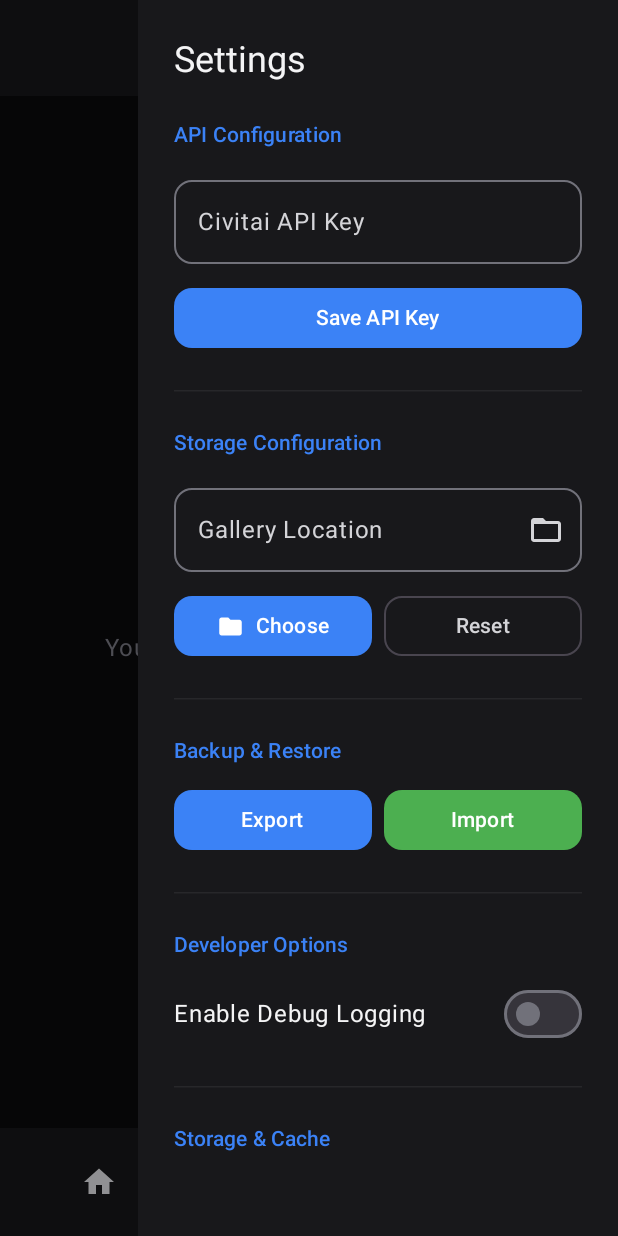
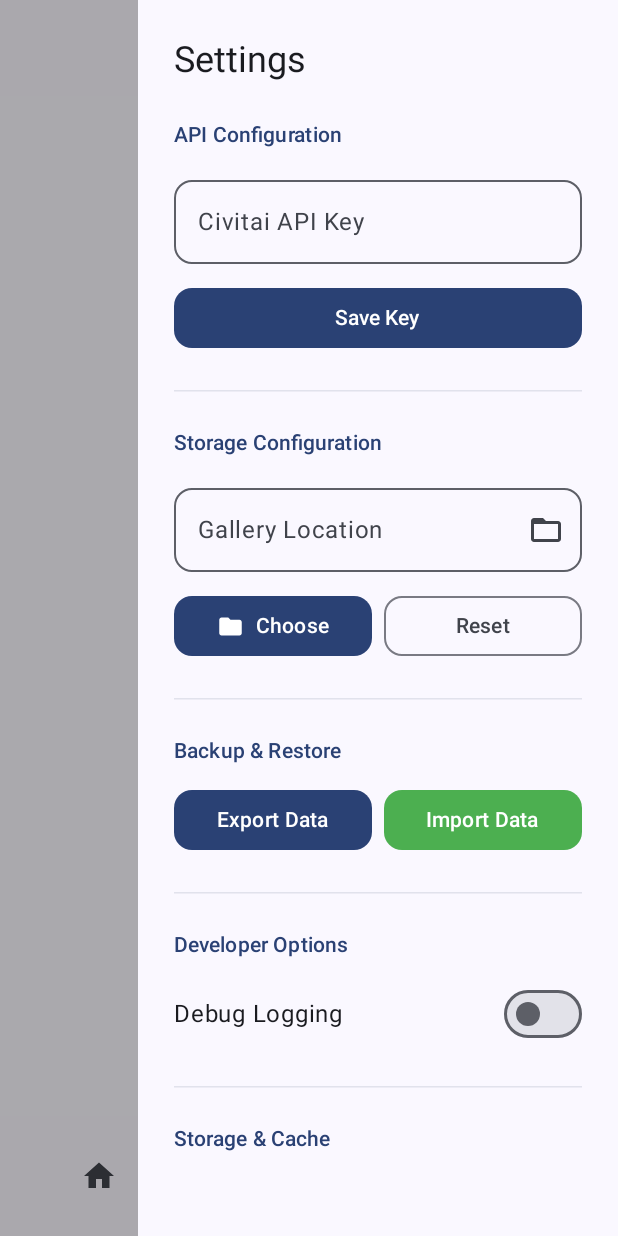
Before and after one commit to MOVZX/DumbAI, an Android app built with Jetpack Compose: the GalleryScreen screen opened through its navigation route, after a tap on "Settings", on a phone screen of 412 x 824 dp. Run offline under Robolectric (Android 15) with nearby library versions, the phone set to English and light mode, and no system bars; our stand-ins replace Dagger/Hilt's generated code, Shimmer; 4 statements that could not run were skipped.

Commit message:
Various Changes
- Enhance UI theming with dynamic colors and animations
- Optimize data import performance
- Refine API interceptor and string resources

Signed-off-by: MOVZX <movzx@yahoo.com>

```diff
--- a/app/src/main/kotlin/org/movzx/dumbai/MainActivity.kt
+++ b/app/src/main/kotlin/org/movzx/dumbai/MainActivity.kt
@@ -7,6 +7,7 @@ import androidx.activity.ComponentActivity
 import androidx.activity.compose.BackHandler
 import androidx.activity.compose.rememberLauncherForActivityResult
 import androidx.activity.compose.setContent
+import androidx.activity.enableEdgeToEdge
 import androidx.activity.result.contract.ActivityResultContracts
 import androidx.compose.animation.*
 import androidx.compose.animation.core.tween
@@ -45,6 +46,7 @@ class MainActivity : ComponentActivity() {
 
     override fun onCreate(savedInstanceState: Bundle?) {
         super.onCreate(savedInstanceState)
+        enableEdgeToEdge()
         setContent { DumbAITheme { MainScreen(imageLoader) } }
     }
 }
@@ -80,14 +82,14 @@ fun MainScreen(imageLoader: ImageLoader) {
     val favoritesUiState by favoritesViewModel.uiState.collectAsState()
     val settingsState by settingsViewModel.uiState.collectAsState()
 
-    LaunchedEffect(settingsViewModel.uiMessage) {
-        settingsViewModel.uiMessage.collect { resId ->
-            android.widget.Toast.makeText(
-                    context,
-                    context.getString(resId),
-                    android.widget.Toast.LENGTH_SHORT,
-                )
-                .show()
+    LaunchedEffect(settingsViewModel.exitEvent) {
+        settingsViewModel.exitEvent.collect {
+            val intent = context.packageManager.getLaunchIntentForPackage(context.packageName)
+
+            intent?.addFlags(Intent.FLAG_ACTIVITY_NEW_TASK or Intent.FLAG_ACTIVITY_CLEAR_TASK)
+            context.startActivity(intent)
+            (context as? Activity)?.finishAffinity()
+            Runtime.getRuntime().exit(0)
         }
     }
 
@@ -105,6 +107,50 @@ fun MainScreen(imageLoader: ImageLoader) {
     var favoritesRestored by remember { mutableStateOf(false) }
     var galleryRestored by remember { mutableStateOf(false) }
 
+    LaunchedEffect(settingsViewModel.uiMessage) {
+        settingsViewModel.uiMessage.collect { resId ->
+            android.widget.Toast.makeText(
+                    context,
+                    context.getString(resId),
+                    android.widget.Toast.LENGTH_SHORT,
+                )
+                .show()
+        }
+    }
+
+    LaunchedEffect(feedViewModel.uiMessage) {
+        feedViewModel.uiMessage.collect { resId ->
+            android.widget.Toast.makeText(
+                    context,
+                    context.getString(resId),
+                    android.widget.Toast.LENGTH_SHORT,
+                )
+                .show()
+        }
+    }
+
+    LaunchedEffect(favoritesViewModel.uiMessage) {
+        favoritesViewModel.uiMessage.collect { resId ->
+            android.widget.Toast.makeText(
+                    context,
+                    context.getString(resId),
+                    android.widget.Toast.LENGTH_SHORT,
+                )
+                .show()
+        }
+    }
+
+    LaunchedEffect(galleryViewModel.uiMessage) {
+        galleryViewModel.uiMessage.collect { resId ->
+            android.widget.Toast.makeText(
+                    context,
+                    context.getString(resId),
+                    android.widget.Toast.LENGTH_SHORT,
+                )
+                .show()
+        }
+    }
+
     val dirPickerLauncher =
         rememberLauncherForActivityResult(ActivityResultContracts.OpenDocumentTree()) { uri ->
             uri?.let {
@@ -121,7 +167,7 @@ fun MainScreen(imageLoader: ImageLoader) {
 
     val exportLauncher =
         rememberLauncherForActivityResult(
-            ActivityResultContracts.CreateDocument("application/json")
+            ActivityResultContracts.CreateDocument(context.getString(R.string.mime_json))
         ) { uri ->
             uri?.let { settingsViewModel.exportData(it) }
         }
@@ -229,8 +275,16 @@ fun MainScreen(imageLoader: ImageLoader) {
                                 onSaveApiKey = { settingsViewModel.updateApiKey(it) },
                                 onUpdateDownloadPath = { settingsViewModel.updateDownloadPath(it) },
                                 onPickDirectory = { dirPickerLauncher.launch(null) },
-                                onExport = { exportLauncher.launch("dumbai_backup.json") },
-                                onImport = { importLauncher.launch(arrayOf("application/json")) },
+                                onExport = {
+                                    exportLauncher.launch(
+                                        context.getString(R.string.backup_filename)
+                                    )
+                                },
+                                onImport = {
+                                    importLauncher.launch(
+                                        arrayOf(context.getString(R.string.mime_json))
+                                    )
+                                },
                                 onToggleDebug = { settingsViewModel.updateDebugEnabled(it) },
                             )
                         }
@@ -441,17 +495,6 @@ fun FeedScreen(
     val favViewModel: FavoritesViewModel = hiltViewModel(activity)
     val uiState by viewModel.uiState.collectAsState()
 
-    LaunchedEffect(viewModel.uiMessage) {
-        viewModel.uiMessage.collect { resId ->
-            android.widget.Toast.makeText(
-                    context,
-                    context.getString(resId),
-                    android.widget.Toast.LENGTH_SHORT,
-                )
-                .show()
-        }
-    }
-
     LaunchedEffect(gridState.firstVisibleItemIndex, gridState.firstVisibleItemScrollOffset) {
         viewModel.saveScrollPosition(
             uiState.type,
@@ -546,17 +589,6 @@ fun FavoritesScreen(
     val activity = context as ComponentActivity
     val viewModel: FavoritesViewModel = hiltViewModel(activity)
     val uiState by viewModel.uiState.collectAsState()
-
-    LaunchedEffect(viewModel.uiMessage) {
-        viewModel.uiMessage.collect { resId ->
-            android.widget.Toast.makeText(
-                    context,
-                    context.getString(resId),
-                    android.widget.Toast.LENGTH_SHORT,
-                )
-                .show()
-        }
-    }
 
     LaunchedEffect(gridState.firstVisibleItemIndex, gridState.firstVisibleItemScrollOffset) {
         viewModel.saveScrollPosition(
@@ -685,17 +717,6 @@ fun GalleryScreen(
         }
     }
 
-    LaunchedEffect(viewModel.uiMessage) {
-        viewModel.uiMessage.collect { resId ->
-            android.widget.Toast.makeText(
-                    context,
-                    context.getString(resId),
-                    android.widget.Toast.LENGTH_SHORT,
-                )
-                .show()
-        }
-    }
-
     LaunchedEffect(gridState.firstVisibleItemIndex, gridState.firstVisibleItemScrollOffset) {
         viewModel.saveScrollPosition(
             "gallery",
--- a/app/src/main/kotlin/org/movzx/dumbai/data/FavoriteImageDao.kt
+++ b/app/src/main/kotlin/org/movzx/dumbai/data/FavoriteImageDao.kt
@@ -15,6 +15,9 @@ interface FavoriteImageDao {
     @Insert(onConflict = OnConflictStrategy.REPLACE)
     suspend fun insertFavorite(image: FavoriteImage)
 
+    @Insert(onConflict = OnConflictStrategy.REPLACE)
+    suspend fun insertFavorites(images: List<FavoriteImage>)
+
     @Delete suspend fun deleteFavorite(image: FavoriteImage)
 
     @Query("SELECT EXISTS(SELECT 1 FROM favorite_images WHERE id = :id)")
--- a/app/src/main/kotlin/org/movzx/dumbai/data/FavoritesRepository.kt
+++ b/app/src/main/kotlin/org/movzx/dumbai/data/FavoritesRepository.kt
@@ -42,7 +42,7 @@ class FavoritesRepository(
         withContext(Dispatchers.IO) { favoriteImageDao.getAllFavoritesSync() }
 
     suspend fun importFavorites(favorites: List<FavoriteImage>) =
-        withContext(Dispatchers.IO) { favorites.forEach { favoriteImageDao.insertFavorite(it) } }
+        withContext(Dispatchers.IO) { favoriteImageDao.insertFavorites(favorites) }
 
     val favoriteIds: Flow<Set<Long>> = favoriteImageDao.getAllFavoriteIds().map { it.toSet() }
 
--- a/app/src/main/kotlin/org/movzx/dumbai/data/UserPreferencesRepository.kt
+++ b/app/src/main/kotlin/org/movzx/dumbai/data/UserPreferencesRepository.kt
@@ -246,8 +246,7 @@ class UserPreferencesRepository(private val context: Context) {
     suspend fun getInterceptorSettings() =
         context.dataStore.data
             .map { prefs ->
-                Triple(
-                    prefs[PreferencesKeys.NSFW] ?: "None",
+                Pair(
                     prefs[PreferencesKeys.API_KEY] ?: "",
                     prefs[PreferencesKeys.DEBUG_ENABLED] ?: false,
                 )
--- a/app/src/main/kotlin/org/movzx/dumbai/ui/components/AppFab.kt
+++ b/app/src/main/kotlin/org/movzx/dumbai/ui/components/AppFab.kt
@@ -1,5 +1,10 @@
 package org.movzx.dumbai.ui.components
 
+import androidx.compose.animation.AnimatedVisibility
+import androidx.compose.animation.fadeIn
+import androidx.compose.animation.fadeOut
+import androidx.compose.animation.scaleIn
+import androidx.compose.animation.scaleOut
 import androidx.compose.foundation.layout.*
 import androidx.compose.foundation.lazy.staggeredgrid.LazyStaggeredGridState
 import androidx.compose.material.icons.Icons
@@ -31,7 +36,11 @@ fun AppFab(
         horizontalAlignment = Alignment.End,
         modifier = Modifier.padding(bottom = 8.dp),
     ) {
-        if (showRefresh && !isLoading && !showScrollToTop) {
+        AnimatedVisibility(
+            visible = showRefresh && !isLoading && !showScrollToTop,
+            enter = scaleIn() + fadeIn(),
+            exit = scaleOut() + fadeOut(),
+        ) {
             FloatingActionButton(
                 onClick = onRefresh,
                 containerColor = MaterialTheme.colorScheme.primaryContainer,
@@ -41,7 +50,11 @@ fun AppFab(
             }
         }
 
-        if (showScrollToTop) {
+        AnimatedVisibility(
+            visible = showScrollToTop,
+            enter = scaleIn() + fadeIn(),
+            exit = scaleOut() + fadeOut(),
+        ) {
             FloatingActionButton(
                 onClick = { scope.launch { gridState.animateScrollToItem(0) } },
                 containerColor = MaterialTheme.colorScheme.secondaryContainer,
@@ -51,7 +64,11 @@ fun AppFab(
             }
         }
 
-        if (showScrollToBottom) {
+        AnimatedVisibility(
+            visible = showScrollToBottom,
+            enter = scaleIn() + fadeIn(),
+            exit = scaleOut() + fadeOut(),
+        ) {
             FloatingActionButton(
                 onClick = {
                     scope.launch {
@@ -65,7 +82,11 @@ fun AppFab(
             }
         }
 
-        if (hasMore && !isLoading && !showScrollToBottom) {
+        AnimatedVisibility(
+            visible = hasMore && !isLoading && !showScrollToBottom,
+            enter = scaleIn() + fadeIn(),
+            exit = scaleOut() + fadeOut(),
+        ) {
             FloatingActionButton(
                 onClick = onLoadMore,
                 containerColor = MaterialTheme.colorScheme.tertiaryContainer,
--- a/app/src/main/kotlin/org/movzx/dumbai/ui/components/MainBottomBar.kt
+++ b/app/src/main/kotlin/org/movzx/dumbai/ui/components/MainBottomBar.kt
@@ -21,8 +21,7 @@ fun MainBottomBar(currentRoute: String?, onNavigate: (String) -> Unit) {
         containerColor = MaterialTheme.colorScheme.surface.copy(alpha = 0.8f),
         tonalElevation = 0.dp,
         modifier =
-            Modifier.height(72.dp)
-                .windowInsetsPadding(WindowInsets.safeDrawing.only(WindowInsetsSides.Bottom)),
+            Modifier.windowInsetsPadding(WindowInsets.safeDrawing.only(WindowInsetsSides.Bottom)),
     ) {
         NavigationBarItem(
             selected = currentRoute == "feed",
--- a/app/src/main/kotlin/org/movzx/dumbai/ui/components/Shimmer.kt
+++ b/app/src/main/kotlin/org/movzx/dumbai/ui/components/Shimmer.kt
@@ -1,13 +1,13 @@
 package org.movzx.dumbai.ui.components
 
 import androidx.compose.animation.core.*
+import androidx.compose.material3.MaterialTheme
 import androidx.compose.runtime.getValue
 import androidx.compose.ui.Modifier
 import androidx.compose.ui.composed
 import androidx.compose.ui.draw.drawBehind
 import androidx.compose.ui.geometry.Offset
 import androidx.compose.ui.graphics.Brush
-import androidx.compose.ui.graphics.Color
 
 fun Modifier.shimmerBackground(): Modifier = composed {
     val transition = rememberInfiniteTransition(label = "shimmer")
@@ -23,11 +23,14 @@ fun Modifier.shimmerBackground(): Modifier = composed {
             label = "shimmer",
         )
 
+    val baseColor = MaterialTheme.colorScheme.surface
+    val highlightColor = MaterialTheme.colorScheme.surfaceVariant
+
     val shimmerColors =
         listOf(
-            Color(0xFF18181B).copy(alpha = 0.9f),
-            Color(0xFF27272A).copy(alpha = 0.4f),
-            Color(0xFF18181B).copy(alpha = 0.9f),
+            baseColor.copy(alpha = 0.9f),
+            highlightColor.copy(alpha = 0.4f),
+            baseColor.copy(alpha = 0.9f),
         )
 
     this.drawBehind {
--- a/app/src/main/kotlin/org/movzx/dumbai/ui/theme/Theme.kt
+++ b/app/src/main/kotlin/org/movzx/dumbai/ui/theme/Theme.kt
@@ -1,15 +1,24 @@
 package org.movzx.dumbai.ui.theme
 
+import android.os.Build
 import androidx.compose.foundation.isSystemInDarkTheme
 import androidx.compose.material3.MaterialTheme
 import androidx.compose.material3.darkColorScheme
+import androidx.compose.material3.dynamicDarkColorScheme
+import androidx.compose.material3.dynamicLightColorScheme
 import androidx.compose.runtime.Composable
+import androidx.compose.ui.platform.LocalContext
 import androidx.compose.ui.res.colorResource
 import org.movzx.dumbai.R
 
 @Composable
-fun DumbAITheme(darkTheme: Boolean = isSystemInDarkTheme(), content: @Composable () -> Unit) {
-    val darkColorScheme =
+fun DumbAITheme(
+    darkTheme: Boolean = isSystemInDarkTheme(),
+    dynamicColor: Boolean = true,
+    content: @Composable () -> Unit,
+) {
+    val context = LocalContext.current
+    val darkFallback =
         darkColorScheme(
             primary = colorResource(R.color.primary),
             onPrimary = colorResource(R.color.onPrimary),
@@ -32,5 +41,14 @@ fun DumbAITheme(darkTheme: Boolean = isSystemInDarkTheme(), content: @Composable
             outline = colorResource(R.color.outline),
         )
 
-    MaterialTheme(colorScheme = darkColorScheme, content = content)
+    val colorScheme =
+        when {
+            dynamicColor && Build.VERSION.SDK_INT >= Build.VERSION_CODES.S -> {
+                if (darkTheme) dynamicDarkColorScheme(context) else dynamicLightColorScheme(context)
+            }
+            darkTheme -> darkFallback
+            else -> darkFallback
+        }
+
+    MaterialTheme(colorScheme = colorScheme, content = content)
 }
--- a/app/src/main/kotlin/org/movzx/dumbai/util/Utils.kt
+++ b/app/src/main/kotlin/org/movzx/dumbai/util/Utils.kt
@@ -3,6 +3,7 @@ package org.movzx.dumbai.util
 import androidx.compose.animation.core.animateFloatAsState
 import androidx.compose.animation.core.tween
 import androidx.compose.foundation.ScrollState
+import androidx.compose.material3.MaterialTheme
 import androidx.compose.runtime.getValue
 import androidx.compose.ui.Modifier
 import androidx.compose.ui.composed
@@ -16,11 +17,9 @@ import java.io.File
 import org.movzx.dumbai.model.CivitaiImage
 import org.movzx.dumbai.model.FavoriteImage
 
-fun Modifier.scrollbar(
-    state: ScrollState,
-    width: Dp = 4.dp,
-    color: Color = Color.Gray.copy(alpha = 0.5f),
-): Modifier = composed {
+fun Modifier.scrollbar(state: ScrollState, width: Dp = 4.dp, color: Color? = null): Modifier =
+    composed {
+        val barColor = color ?: MaterialTheme.colorScheme.outlineVariant.copy(alpha = 0.5f)
         val targetAlpha = if (state.isScrollInProgress) 1f else 0f
         val duration = if (state.isScrollInProgress) 150 else 500
 
@@ -40,7 +39,7 @@ fun Modifier.scrollbar(
             val barOffset = (state.value.toFloat() / totalHeight) * viewHeight
 
             drawRect(
-            color = color.copy(alpha = alpha * color.alpha),
+                color = barColor.copy(alpha = alpha * barColor.alpha),
                 topLeft = Offset(size.width - width.toPx(), barOffset),
                 size = Size(width.toPx(), barHeight),
             )
--- a/app/src/main/kotlin/org/movzx/dumbai/viewmodel/SettingsViewModel.kt
+++ b/app/src/main/kotlin/org/movzx/dumbai/viewmodel/SettingsViewModel.kt
@@ -85,8 +85,8 @@ constructor(
 
         val sizeStr =
             if (size > 1024 * 1024 * 1024)
-                String.format("%.2f GB", size.toDouble() / (1024 * 1024 * 1024))
-            else String.format("%.2f MB", size.toDouble() / (1024 * 1024))
+                context.getString(R.string.format_gb, size.toDouble() / (1024 * 1024 * 1024))
+            else context.getString(R.string.format_mb, size.toDouble() / (1024 * 1024))
 
         _uiState.update { it.copy(cacheSize = sizeStr) }
     }
--- a/app/src/main/res/values/colors.xml
+++ b/app/src/main/res/values/colors.xml
@@ -21,4 +21,6 @@
     <color name="onSurfaceVariant">#D4D4D8</color>
     <color name="outline">#71717A</color>
     <color name="success">#4CAF50</color>
+    <color name="pure_black">#000000</color>
+    <color name="pure_white">#FFFFFF</color>
 </resources>
--- a/app/src/main/res/values/strings.xml
+++ b/app/src/main/res/values/strings.xml
@@ -1,24 +1,26 @@
+<?xml version="1.0" encoding="utf-8"?>
+
 <resources>
-    <!-- Gemeral -->
+    <!-- General App Information -->
     <string name="app_name">DumbAI</string>
+
+    <!-- Navigation (Bottom Bar & Top Bar) -->
+    <string name="nav_feed">Feed</string>
+    <string name="nav_favorites">Likes</string>
+    <string name="nav_gallery">Gallery</string>
+
+    <!-- Sidebar Titles & Common Headers -->
+    <string name="display_options">Display Options</string>
+    <string name="filters">Filters</string>
     <string name="settings">Settings</string>
-    <string name="clear_cache">Clear Cache</string>
     <string name="nsfw">NSFW Level</string>
     <string name="sort">Sort By</string>
     <string name="period">Period</string>
     <string name="content_type">Content Type</string>
     <string name="tags">Tags</string>
+    <string name="clear_cache">Clear Cache</string>
 
-    <!-- Navigation -->
-    <string name="nav_feed">Feed</string>
-    <string name="nav_favorites">Likes</string>
-    <string name="nav_gallery">Gallery</string>
-
-    <!-- Sidebar Titles -->
-    <string name="display_options">Display Options</string>
-    <string name="filters">Filters</string>
-
-    <!-- Sidebar Sections -->
+    <!-- Sidebar Functional Sections -->
     <string name="section_api">API Configuration</string>
     <string name="section_storage">Storage Configuration</string>
     <string name="section_backup">Backup &amp; Restore</string>
@@ -26,70 +28,77 @@
     <string name="section_cache">Storage &amp; Cache</string>
     <string name="section_app_config">App Configuration</string>
 
-    <!-- Options & Labels -->
+    <!-- Formats, Labels & Placeholders -->
     <string name="label_api_key">Civitai API Key</string>
     <string name="label_gallery_location">Gallery Location</string>
-    <string name="placeholder_default_gallery">Default: Pictures/DumbAI</string>
-    <string name="label_debug_logging">Enable Debug Logging</string>
+    <string name="label_debug_logging">Debug Logging</string>
     <string name="label_image_cache_size">Image Cache Size: %s</string>
-    <string name="label_images_per_request">Images per Request</string>
+    <string name="label_images_per_request">Images Per Request</string>
     <string name="label_grid_columns">Grid Columns</string>
+    <string name="placeholder_default_gallery">Default (Internal Storage)</string>
+    <string name="format_gb">%.2f GB</string>
+    <string name="format_mb">%.2f MB</string>
 
-    <!-- Buttons -->
-    <string name="btn_save_api_key">Save API Key</string>
+    <!-- Buttons & Actions -->
+    <string name="btn_save_api_key">Save Key</string>
     <string name="btn_choose">Choose</string>
     <string name="btn_reset">Reset</string>
-    <string name="btn_export">Export</string>
-    <string name="btn_import">Import</string>
-    <string name="btn_clear_image_cache">Clear Image Cache</string>
+    <string name="btn_export">Export Data</string>
+    <string name="btn_import">Import Data</string>
+    <string name="btn_clear_image_cache">Clear Cache</string>
     <string name="btn_apply_settings">Apply Settings</string>
+    <string name="btn_close">Close</string>
+    <string name="btn_download">Download</string>
+    <string name="btn_delete">Delete</string>
 
-    <!-- Toasts & Messages -->
-    <string name="msg_api_key_saved">API Key saved</string>
-    <string name="msg_download_path_updated">Download path updated</string>
-    <string name="msg_export_success">Export successful</string>
-    <string name="msg_export_failed">Export failed</string>
-    <string name="msg_import_success">Import successful. Closing app...</string>
-    <string name="msg_import_failed">Import failed</string>
-    <string name="msg_cache_cleared">Cache cleared successfully. Closing app...</string>
-    <string name="msg_file_deleted">File deleted</string>
-    <string name="msg_delete_failed">Failed to delete</string>
-    <string name="msg_download_failed">Download failed</string>
-    <string name="msg_saved_to">Saved successfully</string>
-    <string name="msg_exit_confirm">Press back again to exit</string>
-    <string name="msg_load_failed">Failed to load images after 3 attempts. Please try again.</string>
-    <string name="msg_retrying">Civitai is busy, retrying... (Attempt %d)</string>
-
-    <!-- Empty States -->
-    <string name="empty_favorites">You haven\'t added any favorites yet.</string>
-    <string name="empty_gallery">Your local gallery is currently empty.</string>
-    <string name="empty_feed">No results found for current filters.</string>
-
-    <!-- Filter Options -->
+    <!-- Selectable Options (Filter Chips) -->
+    <string name="opt_image">Images</string>
+    <string name="opt_video">Videos</string>
+    <string name="opt_all">All</string>
+    <string name="opt_none">None</string>
+    <string name="opt_soft">Soft</string>
+    <string name="opt_mature">Mature</string>
+    <string name="opt_x">X</string>
+    <string name="opt_most_reactions">Most Reactions</string>
+    <string name="opt_most_comments">Most Comments</string>
+    <string name="opt_newest">Newest</string>
     <string name="opt_all_time">All Time</string>
     <string name="opt_year">Year</string>
     <string name="opt_month">Month</string>
     <string name="opt_week">Week</string>
     <string name="opt_day">Day</string>
-    <string name="opt_image">Image</string>
-    <string name="opt_video">Video</string>
-    <string name="opt_most_reactions">Most Reactions</string>
-    <string name="opt_most_comments">Most Comments</string>
-    <string name="opt_newest">Newest</string>
-    <string name="opt_none">None</string>
-    <string name="opt_soft">Soft</string>
-    <string name="opt_mature">Mature</string>
-    <string name="opt_x">X</string>
-    <string name="opt_all">All</string>
+    <string name="opt_column">1 Column</string>
     <string name="opt_columns">%d Columns</string>
-    <string name="opt_column">1 Column</string>
 
-    <string name="btn_close">Close</string>
-    <string name="btn_download">Download</string>
-    <string name="btn_delete">Delete</string>
+    <!-- UI Feedback & Toast Messages -->
+    <string name="msg_api_key_saved">API key updated</string>
+    <string name="msg_download_path_updated">Gallery location updated</string>
+    <string name="msg_cache_cleared">Image cache cleared</string>
+    <string name="msg_export_success">Data exported successfully</string>
+    <string name="msg_export_failed">Export failed</string>
+    <string name="msg_import_success">Data imported. App will restart.</string>
+    <string name="msg_import_failed">Import failed</string>
+    <string name="msg_load_failed">Failed to load images</string>
+    <string name="msg_saved_to">Media saved to gallery</string>
+    <string name="msg_download_failed">Download failed</string>
+    <string name="msg_exit_confirm">Press back again to exit</string>
 
-    <string name="desc_refresh">Refresh</string>
+    <!-- Empty States -->
+    <string name="empty_feed">No images found matching filters</string>
+    <string name="empty_favorites">No liked media yet</string>
+    <string name="empty_gallery">No downloaded media found</string>
+
+    <!-- Accessibility & Content Descriptions -->
+    <string name="desc_refresh">Refresh Feed</string>
     <string name="desc_scroll_to_top">Scroll to Top</string>
     <string name="desc_scroll_to_bottom">Scroll to Bottom</string>
     <string name="desc_load_more">Load More</string>
+
+    <!-- Permissions -->
+    <string name="perm_storage_title">Storage Permission</string>
+    <string name="perm_storage_desc">DumbAI needs access to your storage to scan for downloaded media.</string>
+
+    <!-- Internal / Technical Constants -->
+    <string name="backup_filename">dumbai_backup.json</string>
+    <string name="mime_json">application/json</string>
 </resources>
```
Also changed, not shown: app/src/main/kotlin/org/movzx/dumbai/api/CivitaiInterceptor.kt (+3 -13 lines), app/src/main/kotlin/org/movzx/dumbai/data/BackupRepository.kt (+10 -10 lines), app/src/main/kotlin/org/movzx/dumbai/ui/components/FullScreenImage.kt (+20 -9 lines), app/src/main/kotlin/org/movzx/dumbai/ui/components/ImageCard.kt (+26 -5 lines), 1 other file. Lines whose indentation alone changed are shown as unchanged.
